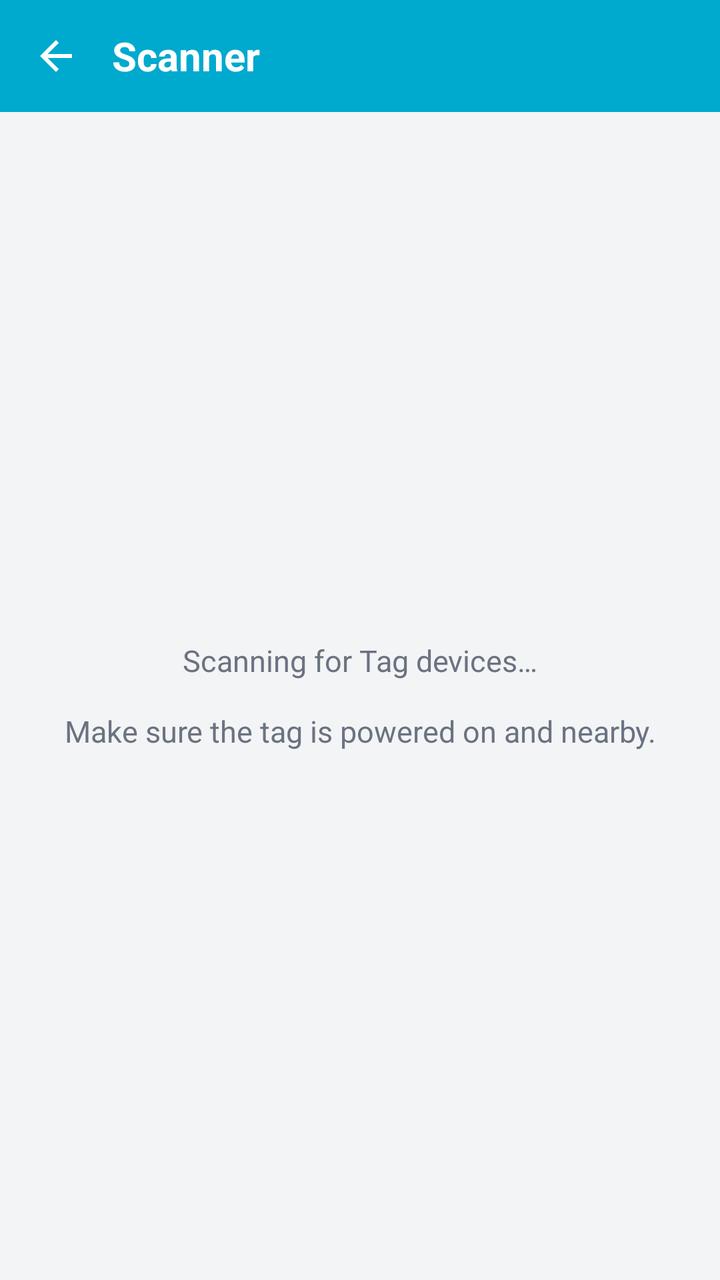
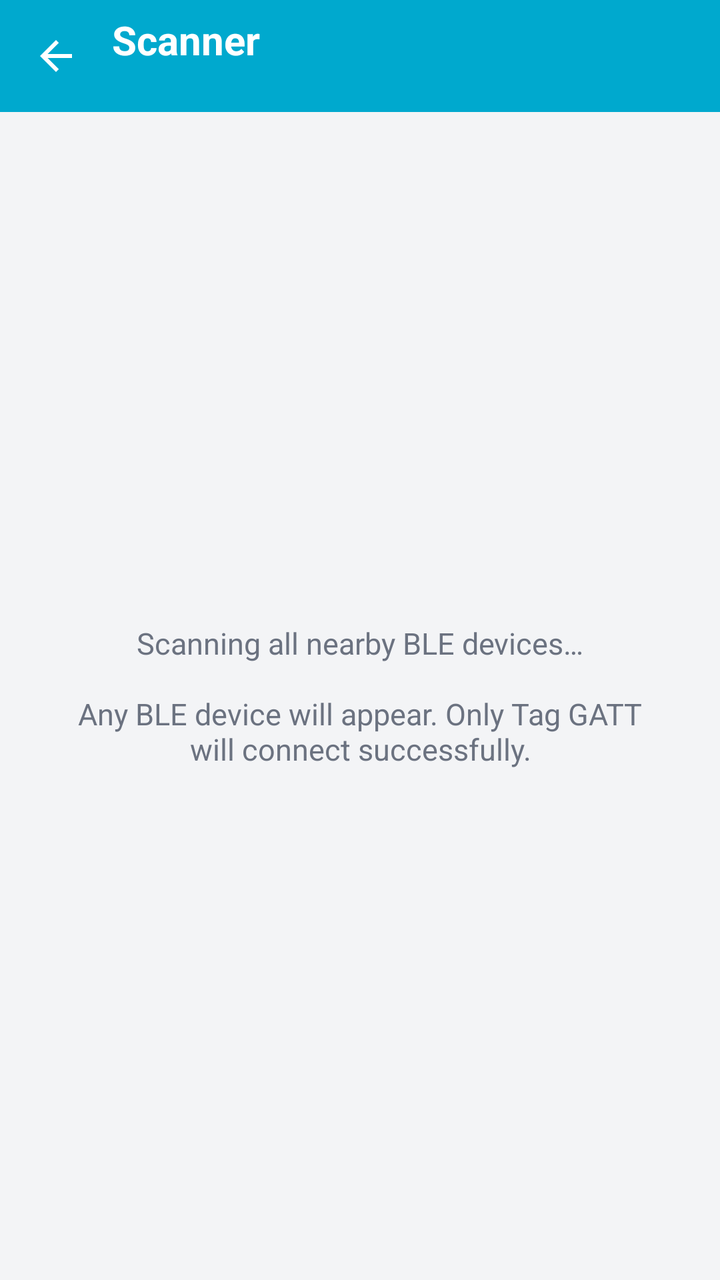

Before-and-after screenshots of an Android layout around one commit, followed by the original layout XML and the change that was made.
<!-- AndroidManifest.xml: application theme Theme.TagMobile -->
<!-- res/layout/activity_scanner.xml -->
<?xml version="1.0" encoding="utf-8"?>
<FrameLayout
    xmlns:android="http://schemas.android.com/apk/res/android"
    android:layout_width="match_parent"
    android:layout_height="match_parent"
    android:background="#F3F4F6">

    <LinearLayout
        android:layout_width="match_parent"
        android:layout_height="match_parent"
        android:orientation="vertical">

        <LinearLayout
            android:layout_width="match_parent"
            android:layout_height="56dp"
            android:background="#00A9CE"
            android:gravity="center_vertical"
            android:paddingHorizontal="4dp">

            <ImageButton
                android:id="@+id/backBtn"
                android:layout_width="48dp"
                android:layout_height="48dp"
                android:background="?attr/selectableItemBackgroundBorderless"
                android:src="@drawable/ic_back"
                android:contentDescription="Back" />

            <TextView
                android:layout_width="wrap_content"
                android:layout_height="wrap_content"
                android:text="Scanner"
                android:textColor="@android:color/white"
                android:textSize="20sp"
                android:textStyle="bold"
                android:layout_marginStart="4dp" />
        </LinearLayout>

        <FrameLayout
            android:layout_width="match_parent"
            android:layout_height="match_parent">

            <androidx.recyclerview.widget.RecyclerView
                android:id="@+id/deviceList"
                android:layout_width="match_parent"
                android:layout_height="match_parent"
                android:padding="12dp"
                android:clipToPadding="false" />

            <TextView
                android:id="@+id/emptyScanState"
                android:layout_width="match_parent"
                android:layout_height="wrap_content"
                android:layout_gravity="center"
                android:gravity="center"
                android:padding="32dp"
                android:text="@string/scanning_for_tags"
                android:textColor="#6B7280"
                android:textSize="15sp" />
        </FrameLayout>
    </LinearLayout>

    <FrameLayout
        android:id="@+id/connectingOverlay"
        android:layout_width="match_parent"
        android:layout_height="match_parent"
        android:background="#59000000"
        android:visibility="gone">

        <LinearLayout
            android:layout_width="wrap_content"
            android:layout_height="wrap_content"
            android:layout_gravity="center"
            android:background="@drawable/bg_dialog"
            android:orientation="vertical"
            android:padding="24dp">

            <ProgressBar
                android:layout_width="wrap_content"
                android:layout_height="wrap_content"
                android:layout_gravity="center" />

            <TextView
                android:layout_width="wrap_content"
                android:layout_height="wrap_content"
                android:text="@string/connecting"
                android:layout_marginTop="12dp"
                android:textColor="#111827" />
        </LinearLayout>
    </FrameLayout>
</FrameLayout>
<!-- resources referenced by this layout -->
<resources>
  <!-- drawable bg_dialog (drawable) -->
  <?xml version="1.0" encoding="utf-8"?>
  <shape xmlns:android="http://schemas.android.com/apk/res/android">
      <solid android:color="#FFFFFF" />
      <corners android:radius="16dp" />
  </shape>
  <!-- drawable ic_back (drawable) -->
  <?xml version="1.0" encoding="utf-8"?>
  <vector xmlns:android="http://schemas.android.com/apk/res/android"
      android:width="24dp"
      android:height="24dp"
      android:viewportWidth="24"
      android:viewportHeight="24">
      <path
          android:fillColor="#FFFFFF"
          android:pathData="M20,11H7.83l5.59,-5.59L12,4l-8,8 8,8 1.41,-1.41L7.83,13H20v-2z"/>
  </vector>
  <string name="connecting">Connecting…</string>
  <string name="scanning_for_tags">Scanning for Tag devices…\n\nMake sure the tag is powered on and nearby.</string>
  <style name="Theme.TagMobile" parent="Theme.MaterialComponents.Light.NoActionBar">
          <item name="colorPrimary">#00A9CE</item>
          <item name="colorPrimaryVariant">#0093B5</item>
          <item name="colorOnPrimary">@android:color/white</item>
          <item name="android:statusBarColor">#00A9CE</item>
          <item name="android:navigationBarColor">@android:color/white</item>
      </style>
</resources>

<!-- the commit's change to res/layout/activity_scanner.xml (unified diff, before → after) -->
@@ -25,14 +25,28 @@
                 android:src="@drawable/ic_back"
                 android:contentDescription="Back" />
 
-            <TextView
-                android:layout_width="wrap_content"
+            <LinearLayout
+                android:layout_width="0dp"
                 android:layout_height="wrap_content"
-                android:text="Scanner"
-                android:textColor="@android:color/white"
-                android:textSize="20sp"
-                android:textStyle="bold"
-                android:layout_marginStart="4dp" />
+                android:layout_weight="1"
+                android:orientation="vertical"
+                android:layout_marginStart="4dp">
+
+                <TextView
+                    android:layout_width="wrap_content"
+                    android:layout_height="wrap_content"
+                    android:text="Scanner"
+                    android:textColor="@android:color/white"
+                    android:textSize="20sp"
+                    android:textStyle="bold" />
+
+                <TextView
+                    android:id="@+id/scanCount"
+                    android:layout_width="wrap_content"
+                    android:layout_height="wrap_content"
+                    android:textColor="#E0F7FA"
+                    android:textSize="12sp" />
+            </LinearLayout>
         </LinearLayout>
 
         <FrameLayout
<!-- resource entries referenced after the edit -->
@@ -2,9 +2,10 @@
 <resources>
   <!-- drawable bg_dialog (drawable) -->
   <?xml version="1.0" encoding="utf-8"?>
-  <shape xmlns:android="http://schemas.android.com/apk/res/android">
-      <solid android:color="#FFFFFF" />
-      <corners android:radius="16dp" />
+  <shape xmlns:android="http://schemas.android.com/apk/res/android"
+      android:shape="rectangle">
+      <solid android:color="#FFFFFF"/>
+      <corners android:radius="16dp"/>
   </shape>
   <!-- drawable ic_back (drawable) -->
   <?xml version="1.0" encoding="utf-8"?>
@@ -12,13 +13,14 @@
       android:width="24dp"
       android:height="24dp"
       android:viewportWidth="24"
-      android:viewportHeight="24">
+      android:viewportHeight="24"
+      android:tint="@android:color/white">
       <path
-          android:fillColor="#FFFFFF"
+          android:fillColor="@android:color/white"
           android:pathData="M20,11H7.83l5.59,-5.59L12,4l-8,8 8,8 1.41,-1.41L7.83,13H20v-2z"/>
   </vector>
   <string name="connecting">Connecting…</string>
-  <string name="scanning_for_tags">Scanning for Tag devices…\n\nMake sure the tag is powered on and nearby.</string>
+  <string name="scanning_for_tags">Scanning all nearby BLE devices…\n\nAny BLE device will appear. Only Tag GATT will connect successfully.</string>
   <style name="Theme.TagMobile" parent="Theme.MaterialComponents.Light.NoActionBar">
           <item name="colorPrimary">#00A9CE</item>
           <item name="colorPrimaryVariant">#0093B5</item>
